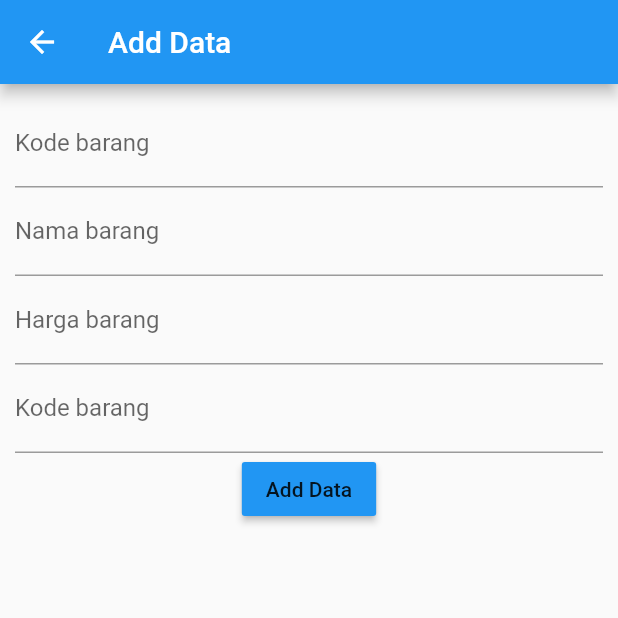
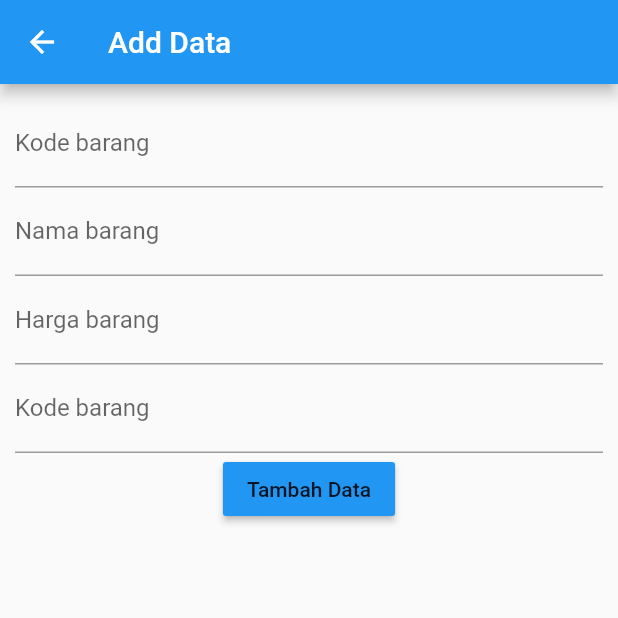
Before and after one commit to paksiaji/FlutterAndMySql, a Flutter app: the AddData screen opened directly, on a phone screen of 412 x 824 dp, the top half of it. Run offline on Flutter 3.47's test engine with Material 2 defaults, Android fonts, the phone set to English and light mode, and no system bars; network calls fail.

Commit message:
Mengedit file adddata.dart

```diff
--- a/lib/adddata.dart
+++ b/lib/adddata.dart
@@ -31,7 +31,7 @@ class _AddDataState extends State<AddData> {
               decoration: new InputDecoration(
                   hintText: "Kode Barang", labelText: "Kode barang"),
             ),
-            new RaisedButton(child: new Text("Add Data"),onPressed: (){}, color: Colors.blue,)
+            new RaisedButton(child: new Text("Tambah Data"),onPressed: (){}, color: Colors.blue,)
           ],
         ),
       ),
```
